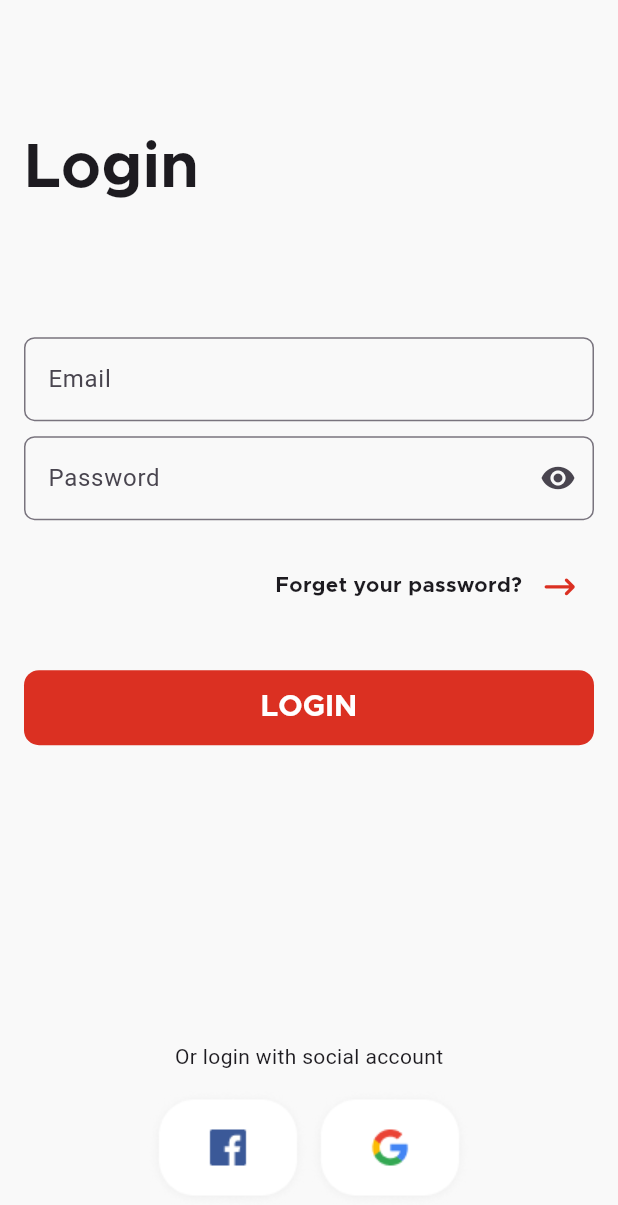
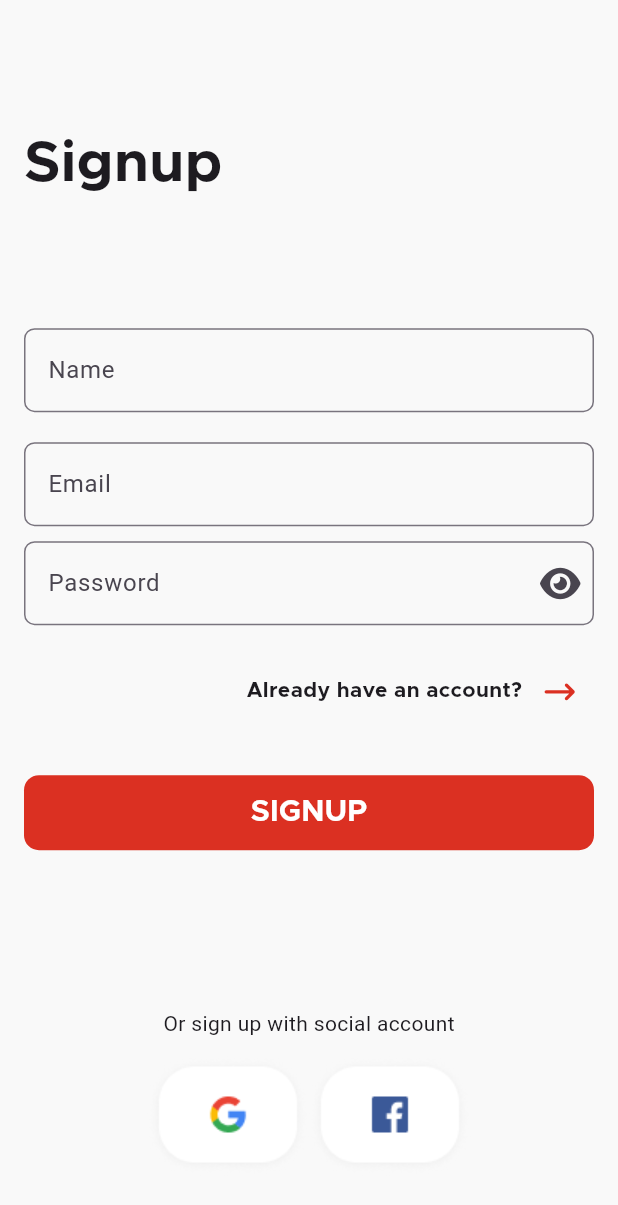
Before and after one commit to MahmoudShbly/e-commerce_app, a Flutter app: the screen it shows after launch, after a tap on an icon or button, on a phone screen of 412 x 824 dp. Shown: the top 1205 px of the screen. Run offline on Flutter 3.47's test engine with Material 3 defaults, Android fonts, the phone set to English and light mode, and no system bars; our stand-ins replace flutter_bloc, font_awesome_flutter, go_router.

Commit message:
sign up ui done

```diff
--- /dev/null
+++ b/lib/core/utils/enums.dart
@@ -0,0 +1,4 @@
+enum AuthFormState {
+  login,
+  signup
+}
--- a/lib/core/utils/styles.dart
+++ b/lib/core/utils/styles.dart
@@ -1,8 +1,8 @@
 import 'package:flutter/widgets.dart';
 
 class Styles {
-  static const TextStyle textStyle42 = TextStyle(
-    fontSize: 42,
+  static const TextStyle textStyle38 = TextStyle(
+    fontSize: 38,
     fontFamily: 'Metropolis',
     fontWeight: FontWeight.w700
   );
--- a/lib/features/auth/presentation/manager/auth_cubit/auth_cubit.dart
+++ b/lib/features/auth/presentation/manager/auth_cubit/auth_cubit.dart
@@ -1,5 +1,5 @@
-import 'package:bloc/bloc.dart';
-import 'package:meta/meta.dart';
+import 'package:ecommerce_app/core/utils/enums.dart';
+import 'package:flutter_bloc/flutter_bloc.dart';
 
 part 'auth_state.dart';
 
@@ -10,4 +10,12 @@ class AuthCubit extends Cubit<AuthState> {
     isPasswordShow = !isPasswordShow;
     emit(ChangePasswordVisibilityState());
 }
+  AuthFormState authType = AuthFormState.login;
+  void changeAuthFormType(){
+    if(authType==AuthFormState.login){
+      authType=AuthFormState.signup;
+    }else {authType=AuthFormState.login;}
+    emit(ChangeAuthFormTypeState());
+  }
+  bool get isLogin =>authType==AuthFormState.login;
 }
--- a/lib/features/auth/presentation/manager/auth_cubit/auth_state.dart
+++ b/lib/features/auth/presentation/manager/auth_cubit/auth_state.dart
@@ -1,7 +1,8 @@
 part of 'auth_cubit.dart';
 
-@immutable
+
 sealed class AuthState {}
 
 final class AuthInitial extends AuthState {}
 final class ChangePasswordVisibilityState extends AuthState {}
+final class ChangeAuthFormTypeState extends AuthState {}
--- a/lib/features/auth/presentation/views/auth_view.dart
+++ b/lib/features/auth/presentation/views/auth_view.dart
@@ -6,10 +6,8 @@ class AuthView extends StatelessWidget {
 
   @override
   Widget build(BuildContext context) {
-    return SafeArea(
-      child: Scaffold(
-        body: AuthViewBody(),
-      ),
+    return Scaffold(
+      body: AuthViewBody(),
     );
   }
 }
--- a/lib/features/auth/presentation/views/widgets/auth_view_body.dart
+++ b/lib/features/auth/presentation/views/widgets/auth_view_body.dart
@@ -14,6 +14,8 @@ class AuthViewBody extends StatelessWidget {
   Widget build(BuildContext context) {
     return BlocBuilder<AuthCubit, AuthState>(
       builder: (context, state) {
+        AuthCubit cubit = context.read<AuthCubit>();
+
         return Padding(
           padding: const EdgeInsets.symmetric(horizontal: 16.0),
           child: Column(
@@ -25,62 +27,88 @@ class AuthViewBody extends StatelessWidget {
                     children: <Widget>[
                       SizedBox(height: MediaQuery.of(context).size.height * .1),
 
-                      Text('Login', style: Styles.textStyle42),
+                      Text(
+                        cubit.isLogin ? 'Login' : 'Signup',
+                        style: Styles.textStyle38,
+                      ),
                       SizedBox(height: MediaQuery.of(context).size.height * .1),
+
+                      /// ---- Name (only in signup) ----
+                      if (!cubit.isLogin)
+                        CustomTextFormField(
+                          lable: 'Name',
+                          type: TextInputType.name,
+                        ),
+                      if (!cubit.isLogin) const SizedBox(height: 10),
+                     const SizedBox(height: 10),
                       CustomTextFormField(
                         lable: 'Email',
                         type: TextInputType.emailAddress,
                       ),
-                      SizedBox(height: 10),
+                      const SizedBox(height: 10),
                       CustomTextFormField(
                         lable: 'Password',
-                        type: TextInputType.emailAddress,
-                        isPassword: !context.read<AuthCubit>().isPasswordShow,
+                        type: TextInputType.visiblePassword,
+                        isPassword: !cubit.isPasswordShow,
                         suffixIcon: IconButton(
                           icon: Icon(
-                            context.read<AuthCubit>().isPasswordShow
-                                ? Icons.visibility_off
-                                : Icons.visibility,
+                            cubit.isPasswordShow
+                                ? FontAwesomeIcons.solidEyeSlash
+                                : FontAwesomeIcons.solidEye,
                           ),
                           onPressed: () {
-                            context.read<AuthCubit>().changePasswordVisibility();
+                            cubit.changePasswordVisibility();
                           },
                         ),
                       ),
-                      SizedBox(height: 20),
+                     const SizedBox(height: 20),
                       Row(
                         mainAxisAlignment: MainAxisAlignment.end,
                         children: <Widget>[
                           Text(
-                            'Forget your password?',
+                            cubit.isLogin
+                                ? 'Forget your password?'
+                                : 'Already have an account?',
                             style: Styles.textStyle14,
                           ),
                           IconButton(
                             icon: Icon(
-                              FontAwesomeIcons.arrowRightLong,
+                               FontAwesomeIcons.arrowRightLong,
                               size: 18,
                               color: Theme.of(context).primaryColor,
                             ),
-                            onPressed: () {},
+                            onPressed: () {
+                              cubit.changeAuthFormType();
+                            },
                           ),
                         ],
                       ),
-                      SizedBox(height: 32),
-                      CustomButton(title: 'LOGIN'),
+                     const SizedBox(height: 32),
+                      CustomButton(
+                        title: cubit.isLogin
+                            ? 'LOGIN'
+                            : 'SIGNUP',
+                      ),
                     ],
                   ),
                 ),
               ),
-              Center(child: Text('Or login with social account')),
-              SizedBox(height: 12),
+              Center(
+                child: Text (
+                  cubit.isLogin
+                      ? 'Or login with social account'
+                      : 'Or sign up with social account',
+                ),
+              ),
+             const SizedBox(height: 12),
               Row(
                 mainAxisAlignment: MainAxisAlignment.center,
                 children: <Widget>[
+                  Image.asset(MyAssets.google),
                   Image.asset(MyAssets.facebook),
-                  Image.asset(MyAssets.google),
                 ],
               ),
-              SizedBox(height: 18),
+             const SizedBox(height:40),
             ],
           ),
         );
```
